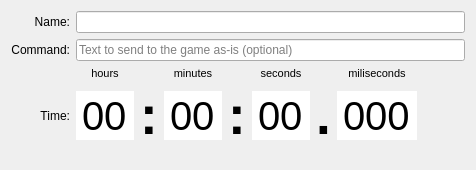
Above: src/ui/timers_main_area.ui from Mudlet/Mudlet before the change. Below: the same form after it.
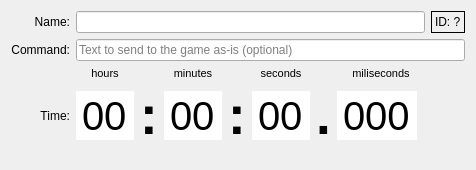
That is the form after the change.

Diff of the .ui file:
```diff
--- a/src/ui/timers_main_area.ui
+++ b/src/ui/timers_main_area.ui
@@ -40,6 +40,16 @@
      </property>
     </widget>
    </item>
+   <item row="0" column="9">
+    <widget class="QLabel" name="label_id">
+     <property name="frameShape">
+      <enum>QFrame::Box</enum>
+     </property>
+     <property name="text">
+      <string>ID: ?</string>
+     </property>
+    </widget>
+   </item>
    <item row="1" column="0">
     <widget class="QLabel" name="label_timer_command">
      <property name="sizePolicy">
@@ -68,7 +78,7 @@
      </property>
     </widget>
    </item>
-   <item row="1" column="1" colspan="8">
+   <item row="1" column="1" colspan="9">
     <widget class="QLineEdit" name="lineEdit_timer_command">
      <property name="toolTip">
       <string>&lt;p&gt;Type in one or more commands you want the timer to send directly to the game when the time has elapsed. (Optional)&lt;/p&gt;&lt;p&gt;To send more complex commands, that could depend on or need to modifies variables within this profile a Lua script should be entered &lt;i&gt;instead&lt;/i&gt; in the editor area below.  Anything entered here is, literally, just sent to the game server.&lt;/p&gt;&lt;p&gt;It is permissable to use both this &lt;i&gt;and&lt;/i&gt; a Lua script - this will be sent &lt;b&gt;before&lt;/b&gt; the script is run.&lt;/p&gt;</string>
@@ -123,7 +133,7 @@
      </property>
     </widget>
    </item>
-   <item row="2" column="7" alignment="Qt::AlignBottom">
+   <item row="2" column="7" colspan="2" alignment="Qt::AlignBottom">
     <widget class="QLabel" name="label_timer_millis">
      <property name="font">
       <font>
@@ -414,7 +424,7 @@
      </property>
     </widget>
    </item>
-   <item row="3" column="8">
+   <item row="3" column="8" colspan="2">
     <spacer name="horizontalSpacer_timeWidgets">
      <property name="orientation">
       <enum>Qt::Horizontal</enum>
```
